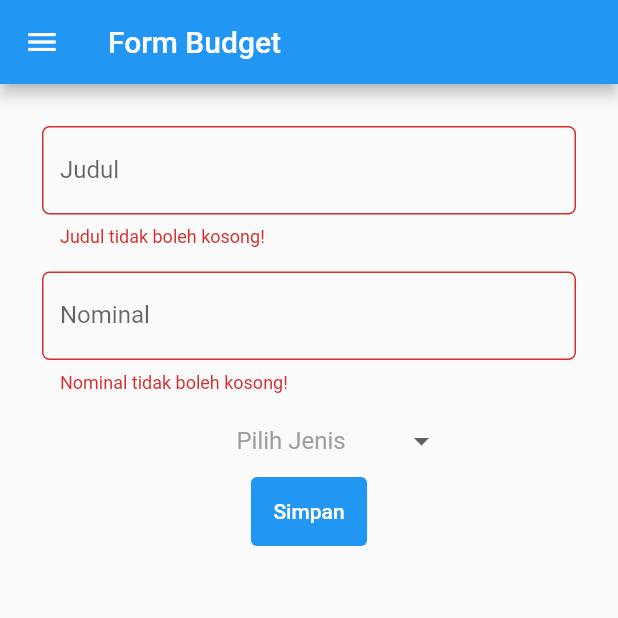
After one commit to edutjie/pbp-flutter-lab, a Flutter app: the TambahBudgetPage screen opened directly, after a tap on "Simpan", on a phone screen of 412 x 824 dp, the top half of it. The commit adds this screen. Run offline on Flutter 3.47's test engine with Material 2 defaults, Android fonts, the phone set to English and light mode, and no system bars.

Commit message:
Layouting done

```diff
--- /dev/null
+++ b/lib/tambah_budget.dart
@@ -0,0 +1,197 @@
+import 'package:counter_7/main.dart';
+import 'package:counter_7/data_budget.dart';
+import 'package:flutter/material.dart';
+import 'package:flutter/services.dart';
+
+class TambahBudgetPage extends StatefulWidget {
+  const TambahBudgetPage({super.key});
+
+  @override
+  State<TambahBudgetPage> createState() => _TambahBudgetPageState();
+}
+
+class _TambahBudgetPageState extends State<TambahBudgetPage> {
+  final _formKey = GlobalKey<FormState>();
+  String? _judul;
+  int? nominal;
+  String? jenisBudget;
+  List<String> listJenisBudget = ['Pemasukan', 'Pengeluaran'];
+
+  @override
+  Widget build(BuildContext context) {
+    return Scaffold(
+      appBar: AppBar(
+        title: Text('Form Budget'),
+      ),
+      drawer: Drawer(
+        child: Column(
+          children: [
+            // Menambahkan clickable menu
+            ListTile(
+              title: const Text('counter_7'),
+              onTap: () {
+                // Route menu ke halaman utama
+                Navigator.pushReplacement(
+                  context,
+                  MaterialPageRoute(
+                      builder: (context) =>
+                          const MyHomePage(title: 'counter_7')),
+                );
+              },
+            ),
+            ListTile(
+              title: const Text('Tambah Budget'),
+              onTap: () {
+                // Route menu ke halaman tambah budget
+                Navigator.pushReplacement(
+                  context,
+                  MaterialPageRoute(
+                      builder: (context) => const TambahBudgetPage()),
+                );
+              },
+            ),
+            ListTile(
+              title: const Text('Data Budget'),
+              onTap: () {
+                // Route menu ke halaman data budget
+                Navigator.pushReplacement(
+                  context,
+                  MaterialPageRoute(
+                      builder: (context) => const DataBudgetPage()),
+                );
+              },
+            ),
+          ],
+        ),
+      ),
+      body: Form(
+        key: _formKey,
+        child: SingleChildScrollView(
+          child: Container(
+            padding: const EdgeInsets.all(20.0),
+            child: Column(
+              children: [
+                Padding(
+                  // Menggunakan padding sebesar 8 pixels
+                  padding: const EdgeInsets.all(8.0),
+                  child: TextFormField(
+                    decoration: InputDecoration(
+                      hintText: "Beli Makan",
+                      labelText: "Judul",
+                      // Menambahkan circular border agar lebih rapi
+                      border: OutlineInputBorder(
+                        borderRadius: BorderRadius.circular(5.0),
+                      ),
+                    ),
+                    // Menambahkan behavior saat nama diketik
+                    onChanged: (String? value) {
+                      setState(() {
+                        _judul = value!;
+                      });
+                    },
+                    // Menambahkan behavior saat data disimpan
+                    onSaved: (String? value) {
+                      setState(() {
+                        _judul = value!;
+                      });
+                    },
+                    // Validator sebagai validasi form
+                    validator: (String? value) {
+                      if (value == null || value.isEmpty) {
+                        return 'Judul tidak boleh kosong!';
+                      }
+                      return null;
+                    },
+                  ),
+                ),
+                Padding(
+                  // Menggunakan padding sebesar 8 pixels
+                  padding: const EdgeInsets.all(8.0),
+                  child: TextFormField(
+                    decoration: InputDecoration(
+                      hintText: "15000",
+                      labelText: "Nominal",
+                      // Menambahkan circular border agar lebih rapi
+                      border: OutlineInputBorder(
+                        borderRadius: BorderRadius.circular(5.0),
+                      ),
+                    ),
+                    keyboardType: TextInputType.number,
+                    inputFormatters: <TextInputFormatter>[
+                      FilteringTextInputFormatter.digitsOnly
+                    ],
+                    // Menambahkan behavior saat nama diketik
+                    onChanged: (String? value) {
+                      setState(() {
+                        if (value != '') {
+                          nominal = int.parse(value!);
+                        }
+                      });
+                    },
+                    // Menambahkan behavior saat data disimpan
+                    onSaved: (String? value) {
+                      setState(() {
+                        if (value != '') {
+                          nominal = int.parse(value!);
+                        }
+                      });
+                    },
+                    // Validator sebagai validasi form
+                    validator: (String? value) {
+                      if (value == null || value.isEmpty) {
+                        return 'Nominal tidak boleh kosong!';
+                      }
+                      return null;
+                    },
+                  ),
+                ),
+                DropdownButtonHideUnderline(
+                  child: DropdownButton(
+                    value: jenisBudget,
+                    icon: const Icon(Icons.arrow_drop_down),
+                    items: listJenisBudget.map((String items) {
+                      return DropdownMenuItem(
+                        value: items,
+                        child: Text(items),
+                      );
+                    }).toList(),
+                    onChanged: (String? newValue) {
+                      setState(() {
+                        jenisBudget = newValue!;
+                      });
+                    },
+                    hint: Container(
+                      width: 150, //and here
+                      child: const Text(
+                        "Pilih Jenis",
+                        style: TextStyle(color: Colors.grey),
+                        textAlign: TextAlign.center,
+                      ),
+                    ),
+                  ),
+                ),
+                Align(
+                  alignment: Alignment.bottomCenter,
+                  child: TextButton(
+                    style: TextButton.styleFrom(
+                        backgroundColor: Colors.blue,
+                        padding: const EdgeInsets.all(15.0),
+                        tapTargetSize: MaterialTapTargetSize.shrinkWrap,
+                        alignment: Alignment.center),
+                    onPressed: () {
+                      if (_formKey.currentState!.validate()) {}
+                    },
+                    child: const Text(
+                      "Simpan",
+                      style: TextStyle(color: Colors.white),
+                    ),
+                  ),
+                ),
+              ],
+            ),
+          ),
+        ),
+      ),
+    );
+  }
+}
```
Also changed, not shown: lib/data_budget.dart (added, +75 -0 lines), lib/main.dart (+43 -0 lines).
